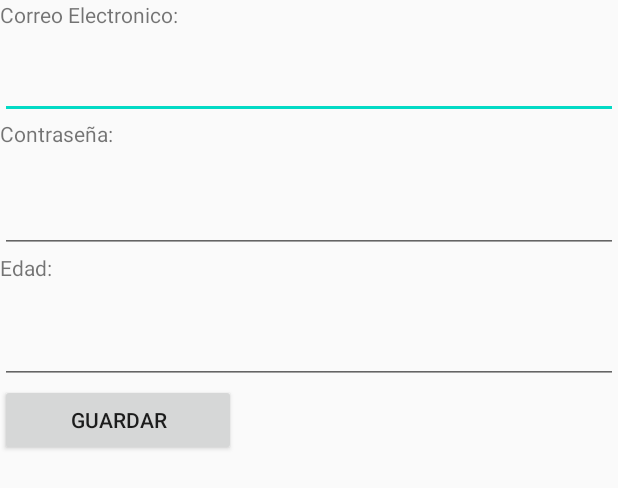
After one commit to manufloresuwu/TimeManager, an Android app: the layout activity_editar_informacion.xml on its own in the app's theme, with its tools: preview values and no code run, on a phone screen of 412 x 824 dp. The commit adds this screen. Shown: the top 488 px of the screen. Run offline under Robolectric (Android 15) with nearby library versions, the phone set to English and light mode, and no system bars.

Commit message:
Trabajo de jaimito que no puede hacer un push :(

```diff
--- a/app/src/main/java/com/manuela/timemanager/AddTaskActivity.java
+++ b/app/src/main/java/com/manuela/timemanager/AddTaskActivity.java
@@ -35,7 +35,9 @@ public class AddTaskActivity extends AppCompatActivity {
             }
         });
 
+        //public void añadirActividad(int hora){
 
+        //}
 
     }
 }
--- /dev/null
+++ b/app/src/main/res/layout/activity_editar_informacion.xml
@@ -0,0 +1,58 @@
+<LinearLayout xmlns:android="http://schemas.android.com/apk/res/android"    xmlns:app="http://schemas.android.com/apk/res-auto"
+    xmlns:tools="http://schemas.android.com/tools"
+    android:layout_width="match_parent"
+    android:layout_height="match_parent"
+    tools:context=".EditarInformacion"
+    android:orientation="vertical">
+
+    <TextView
+        android:id="@+id/textView"
+        android:layout_width="match_parent"
+        android:layout_height="34dp"
+        android:text="Correo Electronico:" />
+
+    <EditText
+        android:id="@+id/editTextTextEmailAddress"
+        android:layout_width="match_parent"
+        android:layout_height="wrap_content"
+        android:ems="10"
+        android:inputType="textEmailAddress" />
+
+
+
+    <TextView
+        android:id="@+id/textView2"
+        android:layout_width="match_parent"
+        android:layout_height="44dp"
+        android:text="Contraseña:" />
+
+    <EditText
+        android:id="@+id/editTextTextPassword"
+        android:layout_width="match_parent"
+        android:layout_height="wrap_content"
+        android:ems="10"
+        android:inputType="textPassword" />
+
+
+
+    <TextView
+        android:id="@+id/textView3"
+        android:layout_width="match_parent"
+        android:layout_height="42dp"
+        android:text="Edad:" />
+
+    <EditText
+        android:id="@+id/editTextNumber"
+        android:layout_width="match_parent"
+        android:layout_height="wrap_content"
+        android:ems="10"
+        android:inputType="number" />
+
+    <Button
+        android:id="@+id/button5"
+        android:layout_width="157dp"
+        android:layout_height="wrap_content"
+        android:text="Guardar" />
+
+
+</LinearLayout>
```
Also changed, not shown: app/src/main/java/com/manuela/timemanager/EditarInformacion.java (added, +18 -0 lines), app/src/main/java/com/manuela/timemanager/General.java (added, +26 -0 lines), app/src/main/java/com/manuela/timemanager/Notificaciones.java (added, +48 -0 lines), app/src/main/res/layout/activity_notificaciones.xml (added, +20 -0 lines), app/src/main/res/layout/general.xml (added, +27 -0 lines).
